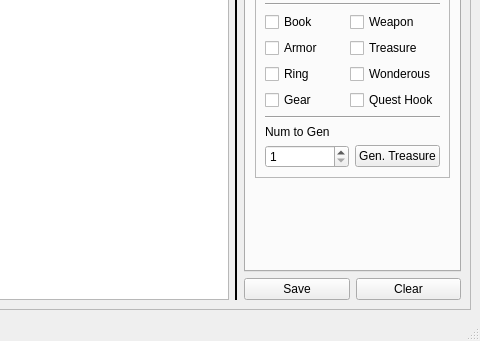
Before: the Qt Designer form raw_ui_files/ginaa_gui.ui in zerihemla/ginaa, drawn with Qt 5; both pictures show x 451 to 931 and y 440 to 781 of the 931 by 781 pixel window.
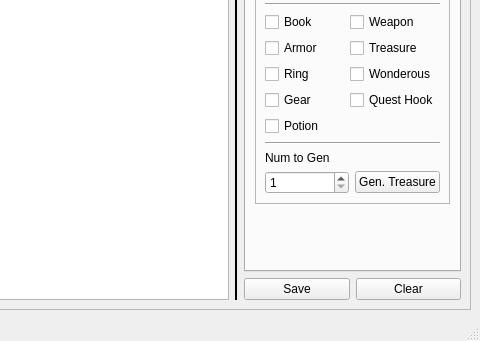
After: the same form once the commit is applied. The open tabs and pages were chosen to show the change.

What changed in the file:
```diff
--- a/raw_ui_files/ginaa_gui.ui
+++ b/raw_ui_files/ginaa_gui.ui
@@ -581,6 +581,13 @@
                   </property>
                  </widget>
                 </item>
+                <item row="4" column="0">
+                 <widget class="QCheckBox" name="potion_box">
+                  <property name="text">
+                   <string>Potion</string>
+                  </property>
+                 </widget>
+                </item>
                </layout>
               </item>
               <item row="5" column="0">
```
